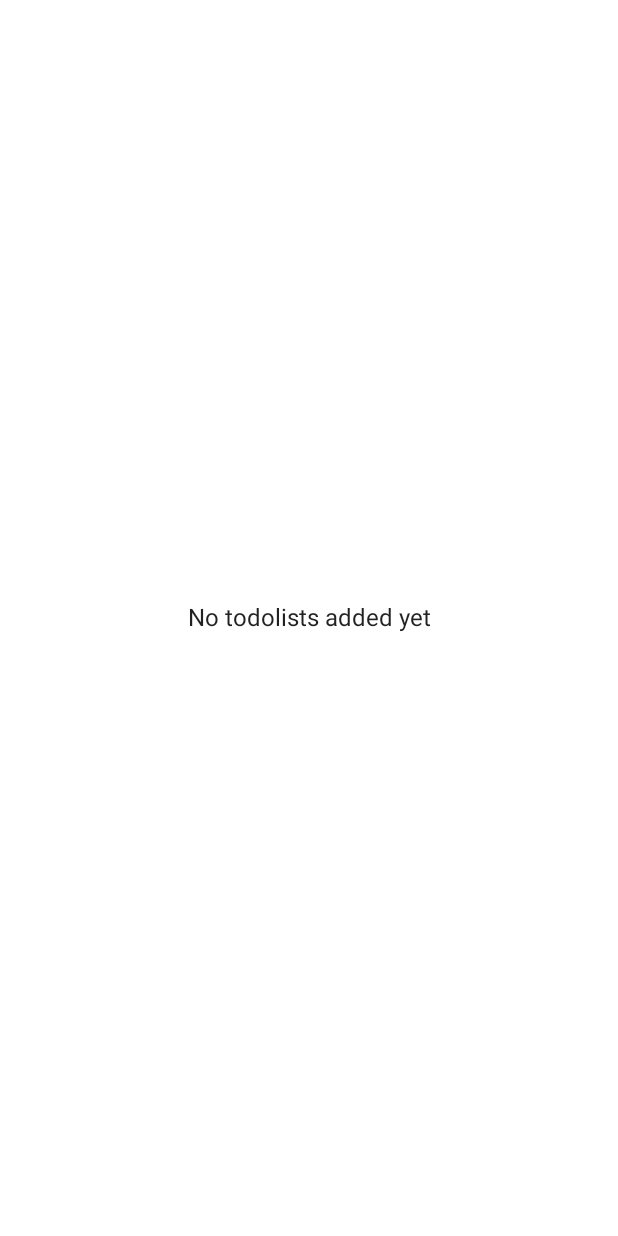
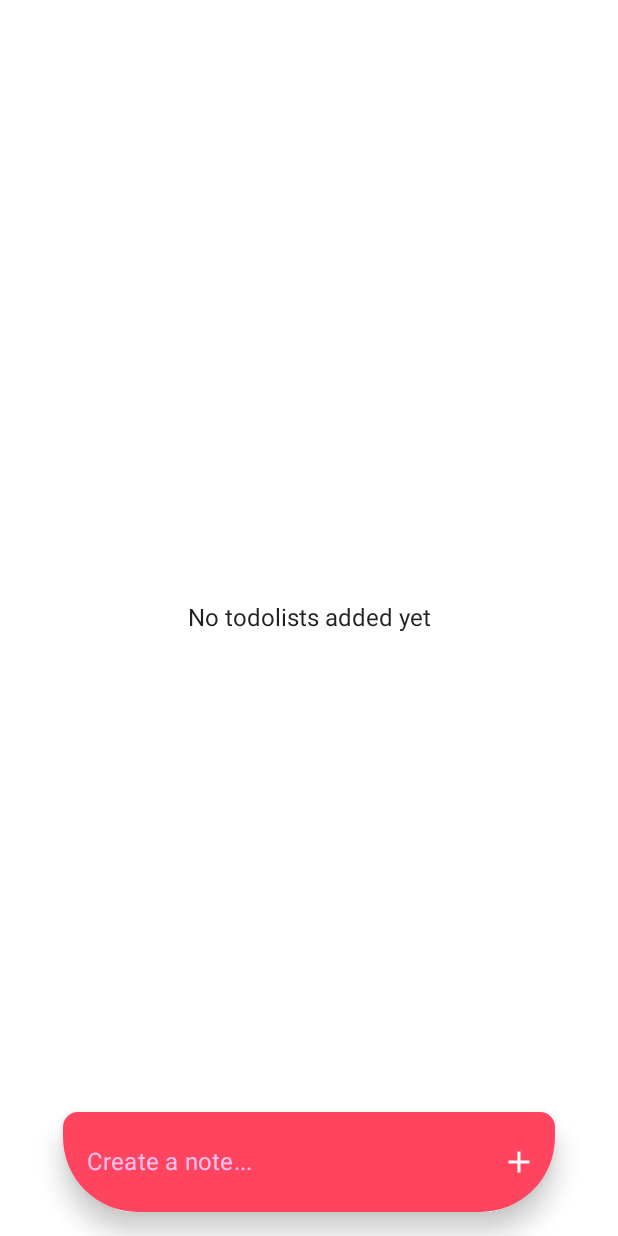
Before and after one commit to lightningff13/TodoList, an Android app built with Jetpack Compose: the screen it shows after launch (MainActivity), on a phone screen of 412 x 824 dp. Before the commit the screen is almost empty. Run offline under Robolectric (Android 15) with nearby library versions, the phone set to English and light mode, and no system bars; our stand-ins replace Dagger/Hilt's generated code, Room's generated code.

Commit message:
refactor to organize code in composables and screen

```diff
--- a/app/src/main/java/com/personal/todolist/ui/MainActivity.kt
+++ b/app/src/main/java/com/personal/todolist/ui/MainActivity.kt
@@ -3,25 +3,9 @@ package com.personal.todolist.ui
 import android.os.Bundle
 import androidx.activity.ComponentActivity
 import androidx.activity.compose.setContent
-import androidx.compose.foundation.layout.Arrangement
-import androidx.compose.foundation.layout.Column
-import androidx.compose.foundation.layout.fillMaxSize
-import androidx.compose.foundation.lazy.LazyColumn
-import androidx.compose.material.CircularProgressIndicator
-import androidx.compose.material.MaterialTheme
-import androidx.compose.material.Surface
-import androidx.compose.material.Text
-import androidx.compose.runtime.Composable
-import androidx.compose.runtime.getValue
-import androidx.compose.ui.Alignment
-import androidx.compose.ui.Modifier
-import androidx.compose.ui.tooling.preview.Preview
-import androidx.hilt.navigation.compose.hiltViewModel
-import androidx.lifecycle.compose.collectAsStateWithLifecycle
+import com.personal.todolist.ui.composable.screens.TodoListsScreen
 import com.personal.todolist.ui.ui.theme.TodoListTheme
-import com.personal.todolist.ui.viewModels.GetTodoListsViewModel
 import dagger.hilt.android.AndroidEntryPoint
-import androidx.compose.foundation.lazy.items
 
 @AndroidEntryPoint
 class MainActivity : ComponentActivity() {
@@ -29,54 +13,8 @@ class MainActivity : ComponentActivity() {
         super.onCreate(savedInstanceState)
         setContent {
             TodoListTheme {
-                // A surface container using the 'background' color from the theme
-                Surface(
-                    modifier = Modifier.fillMaxSize(),
-                    color = MaterialTheme.colors.background
-                ) {
-                    TodoLists()
-                }
+                TodoListsScreen()
             }
         }
     }
 }
-
-@Composable
-fun TodoLists(viewModel: GetTodoListsViewModel = hiltViewModel()) {
-    val todoListUiState by viewModel.todoListUiState.collectAsStateWithLifecycle()
-    when (val currentUiState = todoListUiState) {
-        is TodoListState.Error -> TODO()
-        TodoListState.Loading -> Column(
-            modifier = Modifier.fillMaxSize(),
-            horizontalAlignment = Alignment.CenterHorizontally,
-            verticalArrangement = Arrangement.Center
-        ) {
-            CircularProgressIndicator()
-        }
-        is TodoListState.Success ->
-            if(currentUiState.todoLists.isEmpty()){
-                Column(
-                    modifier = Modifier.fillMaxSize(),
-                    horizontalAlignment = Alignment.CenterHorizontally,
-                    verticalArrangement = Arrangement.Center
-                ) {
-                    Text("No todolists added yet")
-                }
-            }
-            else{
-                LazyColumn {
-                    items(items = currentUiState.todoLists) {
-                        Text(it.title)
-                    }
-                }
-            }
-    }
-}
-
-@Preview(showBackground = true)
-@Composable
-fun TodoListsPreview() {
-    TodoListTheme {
-        TodoLists()
-    }
-}
--- /dev/null
+++ b/app/src/main/java/com/personal/todolist/ui/composable/screens/TodoListScreen.kt
@@ -0,0 +1,46 @@
+package com.personal.todolist.ui.composable.screens
+
+import android.annotation.SuppressLint
+import android.content.res.Configuration.UI_MODE_NIGHT_YES
+import androidx.compose.material.FabPosition
+import androidx.compose.material.Scaffold
+import androidx.compose.runtime.Composable
+import androidx.compose.runtime.getValue
+import androidx.compose.ui.tooling.preview.Preview
+import androidx.hilt.navigation.compose.hiltViewModel
+import androidx.lifecycle.compose.collectAsStateWithLifecycle
+import com.personal.todolist.common.createTodoLists
+import com.personal.todolist.ui.TodoListState
+import com.personal.todolist.ui.composable.todolists.AddTodoListButton
+import com.personal.todolist.ui.composable.todolists.TodoListsContent
+import com.personal.todolist.ui.ui.theme.TodoListTheme
+import com.personal.todolist.ui.viewModels.GetTodoListsViewModel
+
+
+@Composable
+fun TodoListsScreen(viewModel: GetTodoListsViewModel = hiltViewModel()) {
+    val todoListUiState by viewModel.todoListUiState.collectAsStateWithLifecycle()
+    TodoListsScreenContent(uiState = todoListUiState)
+}
+
+@SuppressLint("UnusedMaterialScaffoldPaddingParameter")
+@Composable
+fun TodoListsScreenContent(uiState: TodoListState) {
+    Scaffold(
+        floatingActionButton = {
+            AddTodoListButton()
+        },
+        floatingActionButtonPosition = FabPosition.Center
+    ) {
+        TodoListsContent(todoListUiState = uiState)
+    }
+}
+
+@Preview
+@Preview(uiMode = UI_MODE_NIGHT_YES)
+@Composable
+fun TodoListScreenPreview() {
+    TodoListTheme {
+        TodoListsScreenContent(uiState = TodoListState.Success(createTodoLists(size = 20)))
+    }
+}
--- /dev/null
+++ b/app/src/main/java/com/personal/todolist/ui/composable/todolists/AddTodoListButton.kt
@@ -0,0 +1,71 @@
+package com.personal.todolist.ui.composable.todolists
+
+import androidx.compose.foundation.layout.Row
+import androidx.compose.foundation.layout.fillMaxWidth
+import androidx.compose.foundation.layout.padding
+import androidx.compose.material.Icon
+import androidx.compose.material.IconButton
+import androidx.compose.material.MaterialTheme
+import androidx.compose.material.Surface
+import androidx.compose.material.Text
+import androidx.compose.material.TextField
+import androidx.compose.material.TextFieldDefaults
+import androidx.compose.material.icons.Icons
+import androidx.compose.material.icons.outlined.Add
+import androidx.compose.runtime.Composable
+import androidx.compose.runtime.mutableStateOf
+import androidx.compose.runtime.remember
+import androidx.compose.ui.Alignment
+import androidx.compose.ui.Modifier
+import androidx.compose.ui.graphics.Color
+import androidx.compose.ui.text.input.TextFieldValue
+import androidx.compose.ui.tooling.preview.Preview
+import androidx.compose.ui.unit.dp
+import com.personal.todolist.ui.ui.theme.Shampoo
+import com.personal.todolist.ui.ui.theme.TodoListTheme
+import com.personal.todolist.ui.ui.theme.UnevenBorderShapes
+
+@Composable
+fun AddTodoListButton() {
+    Surface(
+        shape = UnevenBorderShapes.small,
+        color = MaterialTheme.colors.secondary,
+        elevation = 10.dp
+    ) {
+        Row(
+            modifier = Modifier.padding(vertical = 5.dp),
+            verticalAlignment = Alignment.CenterVertically
+        ) {
+            val textState = remember { mutableStateOf(TextFieldValue()) }
+            TextField(
+                value = textState.value,
+                onValueChange = { textState.value = it },
+                placeholder = { Text(text = "Create a note...", color = Shampoo) },
+                colors = TextFieldDefaults.textFieldColors(
+                    backgroundColor = Color.Transparent,
+                    textColor = Color.LightGray,
+                    focusedIndicatorColor = Color.Transparent,
+                    unfocusedIndicatorColor = Color.Transparent,
+                    disabledIndicatorColor = Color.Transparent
+                )
+            )
+            IconButton(
+                onClick = { /*TODO*/ }
+            ) {
+                Icon(
+                    imageVector = Icons.Outlined.Add,
+                    contentDescription = "Delete",
+                    tint = Color.White
+                )
+            }
+        }
+    }
+}
+
+@Preview
+@Composable
+fun AddTodoListButtonPreview() {
+    TodoListTheme {
+        AddTodoListButton()
+    }
+}
--- /dev/null
+++ b/app/src/main/java/com/personal/todolist/ui/composable/todolists/TodoLists.kt
@@ -0,0 +1,83 @@
+package com.personal.todolist.ui.composable.todolists
+
+import android.content.res.Configuration
+import androidx.compose.foundation.layout.Arrangement
+import androidx.compose.foundation.layout.Column
+import androidx.compose.foundation.layout.fillMaxSize
+import androidx.compose.foundation.layout.padding
+import androidx.compose.foundation.lazy.LazyColumn
+import androidx.compose.foundation.lazy.items
+import androidx.compose.material.CircularProgressIndicator
+import androidx.compose.material.MaterialTheme
+import androidx.compose.material.Snackbar
+import androidx.compose.material.Text
+import androidx.compose.runtime.Composable
+import androidx.compose.ui.Alignment
+import androidx.compose.ui.Modifier
+import androidx.compose.ui.tooling.preview.Preview
+import androidx.compose.ui.unit.dp
+import com.personal.todolist.common.createTodoLists
+import com.personal.todolist.ui.TodoListState
+import com.personal.todolist.ui.ui.theme.TodoListTheme
+
+@Composable
+fun TodoListsContent(todoListUiState: TodoListState) {
+    when (todoListUiState) {
+        is TodoListState.Error -> {
+            Snackbar(
+                modifier = Modifier.padding(8.dp),
+                backgroundColor = MaterialTheme.colors.error
+            ) {
+                Text(text = todoListUiState.error)
+            }
+        }
+        TodoListState.Loading -> Column(
+            modifier = Modifier.fillMaxSize(),
+            horizontalAlignment = Alignment.CenterHorizontally,
+            verticalArrangement = Arrangement.Center
+        ) {
+            CircularProgressIndicator()
+        }
+        is TodoListState.Success ->
+            if (todoListUiState.todoLists.isEmpty()) {
+                Column(
+                    modifier = Modifier.fillMaxSize(),
+                    horizontalAlignment = Alignment.CenterHorizontally,
+                    verticalArrangement = Arrangement.Center
+                ) {
+                    Text("No todolists added yet")
+                }
+            } else {
+                LazyColumn(modifier = Modifier.padding(10.dp)) {
+                    items(items = todoListUiState.todoLists) {
+                        TodoListSummary(todoListTitle = it.title, taskList = it.tasks)
+                    }
+                }
+            }
+    }
+}
+
+@Preview(showBackground = true)
+@Composable
+fun TodoListsLoadingPreview() {
+    TodoListTheme {
+        TodoListsContent(TodoListState.Loading)
+    }
+}
+
+@Preview(showBackground = true)
+@Composable
+fun TodoListsErrorPreview() {
+    TodoListTheme {
+        TodoListsContent(TodoListState.Error("Unexpected error happened!"))
+    }
+}
+
+@Preview(showBackground = true)
+@Preview(uiMode = Configuration.UI_MODE_NIGHT_YES)
+@Composable
+fun TodoListsSuccessPreview() {
+    TodoListTheme {
+        TodoListsContent(TodoListState.Success(createTodoLists(size = 20)))
+    }
+}
--- a/app/src/main/java/com/personal/todolist/ui/ui/theme/Color.kt
+++ b/app/src/main/java/com/personal/todolist/ui/ui/theme/Color.kt
@@ -5,4 +5,6 @@ import androidx.compose.ui.graphics.Color
 val Purple200 = Color(0xFFBB86FC)
 val Purple500 = Color(0xFF6200EE)
 val Purple700 = Color(0xFF3700B3)
-val Teal200 = Color(0xFF03DAC5)
+val RadicalRed = Color(0xFFFF4460)
+val Shampoo = Color(0xFFFFC2EE)
+val BlackPearl = Color(0xFF06112A)
--- a/app/src/main/java/com/personal/todolist/ui/ui/theme/Shape.kt
+++ b/app/src/main/java/com/personal/todolist/ui/ui/theme/Shape.kt
@@ -6,6 +6,10 @@ import androidx.compose.ui.unit.dp
 
 val Shapes = Shapes(
     small = RoundedCornerShape(4.dp),
-    medium = RoundedCornerShape(4.dp),
-    large = RoundedCornerShape(0.dp)
+    medium = RoundedCornerShape(6.dp),
+    large = RoundedCornerShape(8.dp)
 )
+
+val UnevenBorderShapes = Shapes(
+    small = RoundedCornerShape(10.dp, 10.dp, 50.dp, 50.dp)
+)
--- a/app/src/main/java/com/personal/todolist/ui/ui/theme/Theme.kt
+++ b/app/src/main/java/com/personal/todolist/ui/ui/theme/Theme.kt
@@ -5,18 +5,20 @@ import androidx.compose.material.MaterialTheme
 import androidx.compose.material.darkColors
 import androidx.compose.material.lightColors
 import androidx.compose.runtime.Composable
+import androidx.compose.ui.graphics.Color
 
 private val DarkColorPalette = darkColors(
     primary = Purple200,
     primaryVariant = Purple700,
-    secondary = Teal200
+    secondary = RadicalRed,
+    background = BlackPearl
 )
 
 private val LightColorPalette = lightColors(
     primary = Purple500,
     primaryVariant = Purple700,
-    secondary = Teal200
-
+    secondary = RadicalRed,
+    background = Color.White
     /* Other default colors to override
     background = Color.White,
     surface = Color.White,
```
Also changed, not shown: app/src/main/java/com/personal/todolist/common/CreateUtils.kt (added, +44 -0 lines), app/src/main/java/com/personal/todolist/ui/composable/todolists/TodoListSummary.kt (added, +76 -0 lines).
